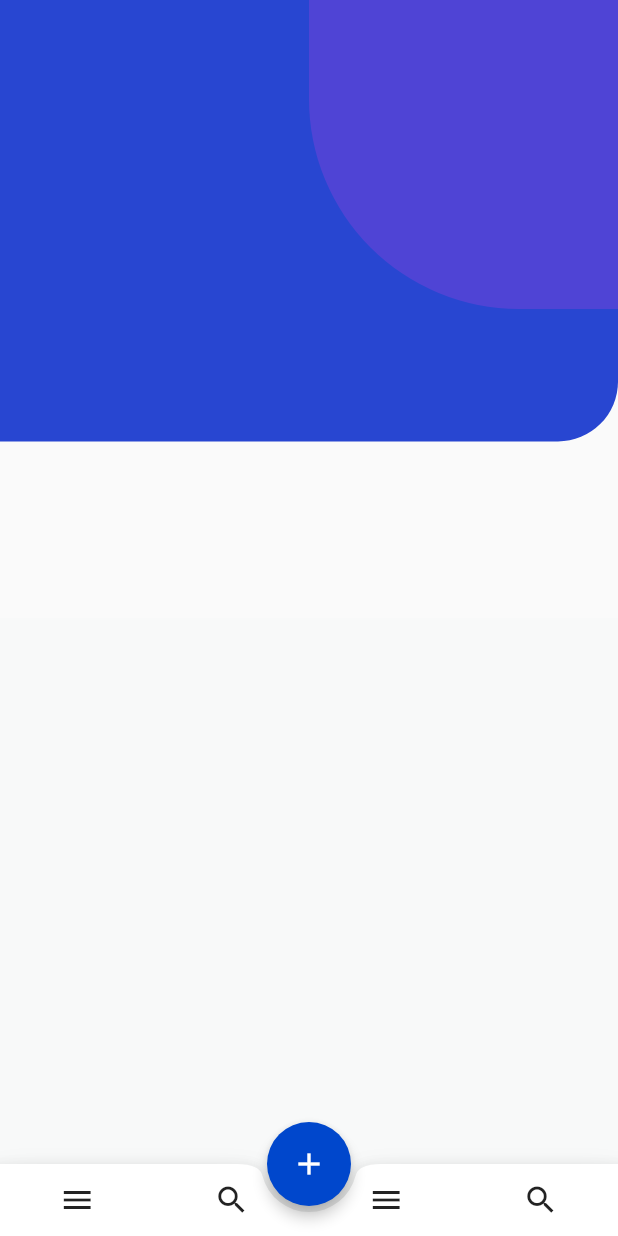
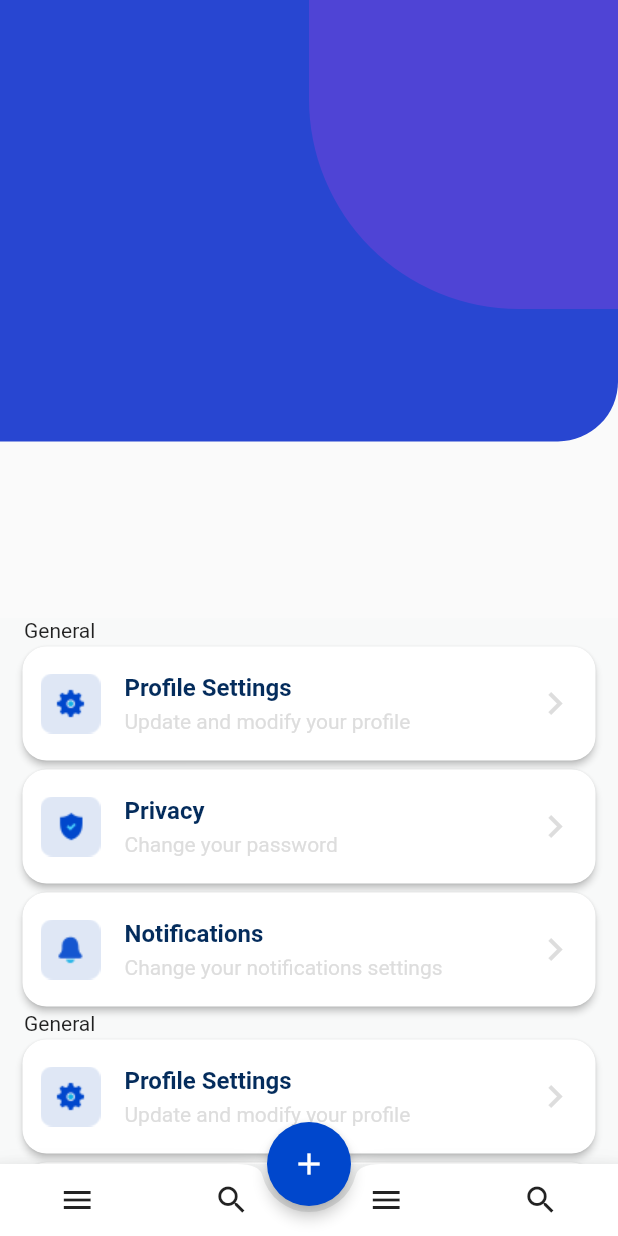
Before and after one commit to lintdeveloper/freelancer_ui_test, a Flutter app: the screen it shows after launch, on a phone screen of 412 x 824 dp. Run offline on Flutter 3.47's test engine with Material 2 defaults, Android fonts, the phone set to English and light mode, and no system bars.

Commit message:
Refractored the tiles widget and made an implementation on the UI

```diff
--- a/lib/screens/settings_screen.dart
+++ b/lib/screens/settings_screen.dart
@@ -34,6 +34,52 @@ class SettingsScreen extends StatelessWidget {
               ],
             ),
           ),
+          Container(
+            width: _media.width,
+            child: ListView.builder(
+              physics: BouncingScrollPhysics(),
+              shrinkWrap: true,
+              scrollDirection: Axis.vertical,
+              itemCount: getSettingsCard().length + 1 ,
+              itemBuilder: (BuildContext context, int index) {
+                if(index == 0) {
+                  return Padding(
+                    padding: const EdgeInsets.only(left: 16.0),
+                    child: Text("General"),
+                  );
+                }
+                  return Container(
+                    margin: EdgeInsets.all(3.0),
+                    child: CardTile(
+                      settingsCard: getSettingsCard()[index - 1],
+                    ),
+                  );
+              },
+            ),
+          ),
+          Container(
+            width: _media.width,
+            child: ListView.builder(
+              physics: BouncingScrollPhysics(),
+              shrinkWrap: true,
+              scrollDirection: Axis.vertical,
+              itemCount: getSettingsCard().length + 1 ,
+              itemBuilder: (BuildContext context, int index) {
+                if(index == 0) {
+                  return Padding(
+                    padding: const EdgeInsets.only(left: 16.0),
+                    child: Text("General"),
+                  );
+                }
+                return Container(
+                  margin: EdgeInsets.all(3.0),
+                  child: CardTile(
+                    settingsCard: getSettingsCard()[index - 1],
+                  ),
+                );
+              },
+            ),
+          )
         ],
       ),
       floatingActionButtonLocation: FloatingActionButtonLocation.centerDocked,
--- a/lib/widgets/tile_card_widget.dart
+++ b/lib/widgets/tile_card_widget.dart
@@ -17,7 +17,7 @@ class CardTile extends StatelessWidget {
             borderRadius: BorderRadius.all(Radius.circular(16.0))),
         margin: EdgeInsets.only(right: 12.0, left: 12.0),
         child: ListTile(
-            contentPadding: EdgeInsets.symmetric(horizontal: 20.0, vertical: 6.0),
+            contentPadding: EdgeInsets.symmetric(horizontal: 12.0, vertical: 2.0),
             leading: Image.asset(settingsCard.settingsPicture),
             title: Text(
               settingsCard.heading,
@@ -31,44 +31,5 @@ class CardTile extends StatelessWidget {
             trailing: Icon(Icons.keyboard_arrow_right,
                 color: Color.fromRGBO(221, 221, 221, 1), size: 30.0))
     );
-//    return Container(
-//      height: this.height, //220.0
-//      width: _media.width, //370.0
-//      decoration: BoxDecoration(
-//        borderRadius: BorderRadius.only(
-//            bottomRight: const  Radius.circular(40.0)
-//        ),
-//        gradient: LinearGradient(
-//          begin: Alignment.topLeft,
-//          end: Alignment(
-//              -1.0, -1.0), // 10% of the width, so there are ten blinds.
-//          colors: [
-//            const Color.fromRGBO(0, 71, 204, 1),
-//            const Color.fromRGBO(79, 68, 213, 1)
-//          ],
-//          tileMode: TileMode.mirror, // repeats the gradient over the canvas
-//        ),
-//      ),
-//      child: Container(
-//        child: Stack(
-//          children: <Widget>[
-//            Row(
-//              mainAxisAlignment: MainAxisAlignment.end,
-//              children: <Widget>[
-//                Container(
-//                    width: _media.width/2 ,
-//                    height: _media.height/4,
-//                    decoration: BoxDecoration(
-//                        borderRadius: BorderRadius.only(
-//                            bottomLeft: Radius.circular(140.0)),
-//                        color: Color.fromRGBO(79, 68, 213, 1)
-//                    )
-//                ),
-//              ],
-//            )
-//          ],
-//        ),
-//      ),
-//    );
   }
 }
```
